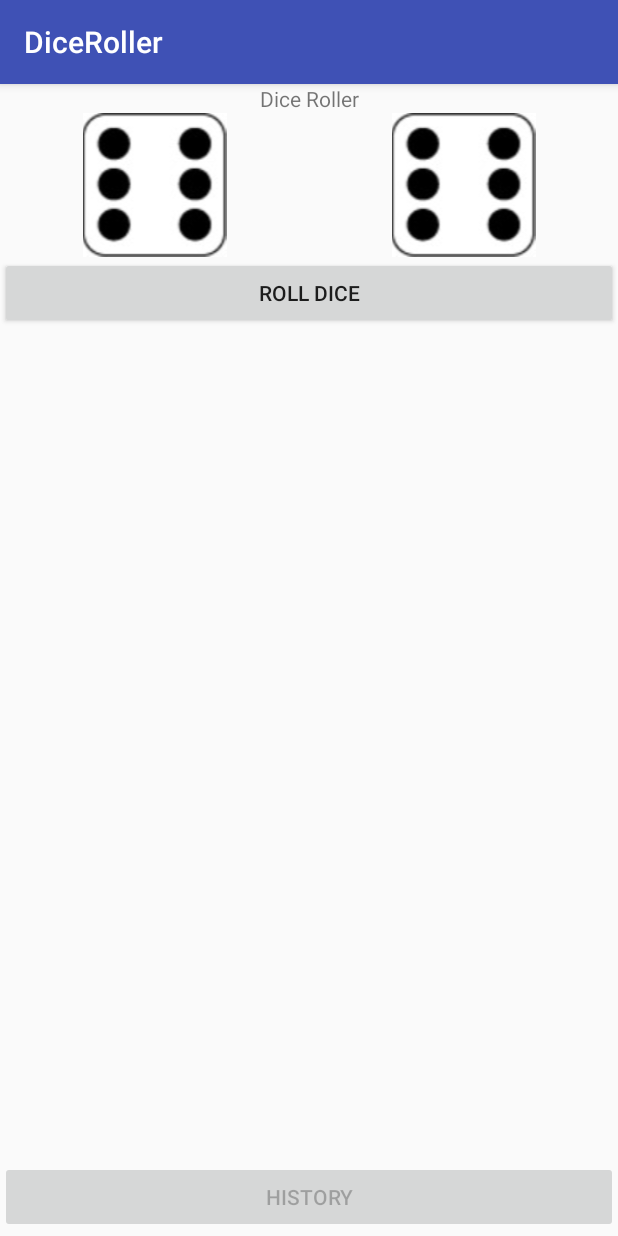
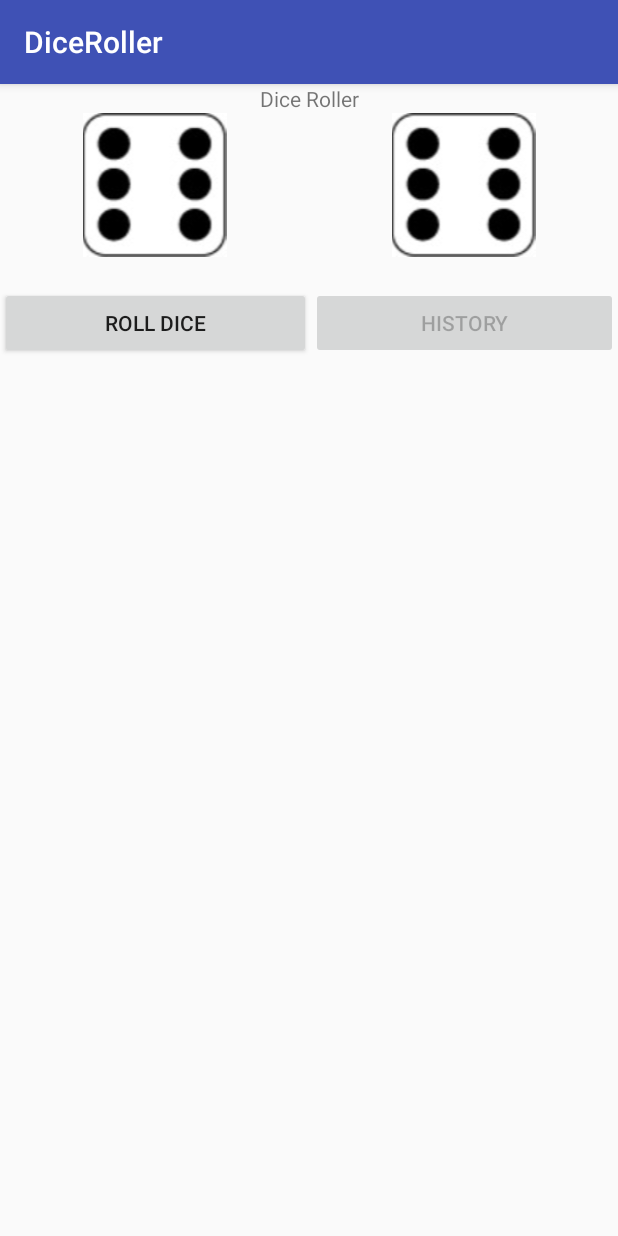
Before and after one commit to Kristoffermc/DiceRoller, an Android app: the screen it shows after launch (MainActivity), on a phone screen of 412 x 824 dp. Run offline under Robolectric (Android 15) with nearby library versions, the phone set to English and light mode, and no system bars.

Commit message:
Added history in a new activity

```diff
--- a/app/src/main/java/com/example/kristoffer/diceroller/MainActivity.java
+++ b/app/src/main/java/com/example/kristoffer/diceroller/MainActivity.java
@@ -6,15 +6,18 @@ import android.os.Handler;
 import android.os.Vibrator;
 import android.support.v7.app.AppCompatActivity;
 import android.os.Bundle;
-import android.util.Log;
 import android.view.View;
 import android.widget.Button;
 import android.widget.ImageView;
 import android.widget.LinearLayout;
 import android.widget.TextView;
+
 import com.example.kristoffer.diceroller.Model.DiceRoller;
 import com.example.kristoffer.diceroller.Model.IDiceRoller;
 import com.example.kristoffer.diceroller.Model.Result;
+
+import java.util.ArrayList;
+import java.util.List;
 
 
 public class MainActivity extends AppCompatActivity {
@@ -26,18 +29,15 @@ public class MainActivity extends AppCompatActivity {
     LinearLayout listHistory;
     IDiceRoller m_dd;
 
-    int numRolls = 0;
+    public List<Integer> results = new ArrayList<>();
+
+
+    public int numRolls = 0;
 
     @Override
     protected void onCreate(Bundle savedInstanceState) {
         super.onCreate(savedInstanceState);
         setContentView(R.layout.activity_main);
-
-        // recovering the instance state
-        if (savedInstanceState != null) {
-            // do stuff
-        }
-
 
         btnRoll = findViewById(R.id.btnRollDice);
         btnHistory = findViewById(R.id.btnHistory);
@@ -49,7 +49,6 @@ public class MainActivity extends AppCompatActivity {
 
         if (0 >= numRolls)
             btnHistory.setEnabled(false);
-
 
         btnRoll.setOnClickListener(new View.OnClickListener() {
             @Override
@@ -66,27 +65,22 @@ public class MainActivity extends AppCompatActivity {
         });
     }
 
-    @Override
-    public void onSaveInstanceState(Bundle savedInstanceState) {
-
-        // call superclass to save any view hierarchy
-        super.onSaveInstanceState(savedInstanceState);
-    }
-
     // Change view
     private void showHistory() {
         Intent intent = new Intent(this, HistoryActivity.class);
+        intent.putIntegerArrayListExtra("results", (ArrayList<Integer>) results);
         startActivity(intent);
     }
 
     private void clickRoll() {
-        if(!btnHistory.isEnabled()) {
+        if (!btnHistory.isEnabled()) {
             btnHistory.setEnabled(true);
         }
         btnRoll.setEnabled(false);
         final Handler handler = new Handler();
         final Runnable runnable = new Runnable() {
             int count = 0;
+
             // Animation
             @Override
             public void run() {
@@ -96,9 +90,9 @@ public class MainActivity extends AppCompatActivity {
                 setDice(rollA, imgDice1);
                 setDice(rollB, imgDice2);
                 count++;
-                if(count==5) // 5 roll animation
+                if (count == 5) // 5 roll animation
                 {
-                    roll(rollA,rollB);
+                    roll(rollA, rollB);
                     btnRoll.setEnabled(true);
                     return; // Breaks the runnable
                 }
@@ -118,30 +112,21 @@ public class MainActivity extends AppCompatActivity {
         // Calculates the rolls
         int roll1 = result.getResult1();
         int roll2 = result.getResult2();
-        int sum = roll1+roll2;
+        int sum = roll1 + roll2;
 
         // Adds a TextView to the LinearLayout of the history
         TextView tView = new TextView(this);
         tView.setText("Roll " + numRolls + ": " + roll1 + " + " + roll2 + " Sum: " + sum);
-        listHistory.addView(tView);
+        results.add(result.getResult1());
+        results.add(result.getResult2());
 
         // Vibrates the device
         Vibrator vibrate = (Vibrator) getSystemService(Context.VIBRATOR_SERVICE);
         vibrate.vibrate(250);
     }
 
-    // Clears the history
-    private void clickClear() {
-        numRolls = 0;
-        listHistory.removeAllViews();
-
-        imgDice1.setImageResource(R.drawable.d6);
-        imgDice2.setImageResource(R.drawable.d6);
-    }
-
     private void setDice(int number, ImageView imageView) {
-        switch (number)
-        {
+        switch (number) {
             case 1:
                 imageView.setImageResource(R.drawable.d1);
                 break;
@@ -165,4 +150,27 @@ public class MainActivity extends AppCompatActivity {
         }
     }
 
+
+        /*
+        // recovering the instance state
+        if (savedInstanceState != null) {
+
+        }
+
+
+    // invoked when the activity may be temporarily destroyed, save the instance state here
+    @Override
+    public void onSaveInstanceState(Bundle outState) {
+
+        // call superclass to save any view hierarchy
+        super.onSaveInstanceState(outState);
+    }
+
+
+    @Override
+    public void onRestoreInstanceState(Bundle savedInstanceState) {
+
+    }
+    */
+
 }
--- a/app/src/main/res/layout/activity_main.xml
+++ b/app/src/main/res/layout/activity_main.xml
@@ -4,8 +4,8 @@
     xmlns:tools="http://schemas.android.com/tools"
     android:layout_width="match_parent"
     android:layout_height="match_parent"
+    android:layout_marginBottom="0dp"
     android:orientation="vertical"
-    android:layout_marginBottom="0dp"
     tools:context="com.example.kristoffer.diceroller.MainActivity">
 
     <TextView
@@ -35,29 +35,25 @@
             app:srcCompat="@drawable/d6" />
     </LinearLayout>
 
-    <Button
-        android:id="@+id/btnRollDice"
+    <LinearLayout
         android:layout_width="match_parent"
         android:layout_height="wrap_content"
-        android:text="ROLL DICE" />
+        android:orientation="horizontal"
+        android:layout_marginTop="20dp">
 
-    <ScrollView android:layout_weight="1"
-        android:layout_width="fill_parent"
-        android:layout_height="wrap_content">
 
-    <LinearLayout
-        android:id="@+id/listHistory"
-        android:layout_width="match_parent"
-        android:layout_height="302dp"
-        android:orientation="vertical"></LinearLayout>
+        <Button
+            android:id="@+id/btnRollDice"
+            android:layout_width="wrap_content"
+            android:layout_height="wrap_content"
+            android:layout_weight="1"
+            android:text="ROLL DICE" />
 
-    </ScrollView>
-
-    <Button
-        android:id="@+id/btnHistory"
-        android:layout_width="fill_parent"
-        android:layout_height="wrap_content"
-        android:layout_marginBottom="2dp"
-        android:text="History" />
-
+        <Button
+            android:id="@+id/btnHistory"
+            android:layout_width="wrap_content"
+            android:layout_height="wrap_content"
+            android:layout_weight="1"
+            android:text="History" />
+    </LinearLayout>
 </LinearLayout>
```
Also changed, not shown: app/src/main/java/com/example/kristoffer/diceroller/HistoryActivity.java (+33 -3 lines), app/src/main/res/layout/activity_history.xml (+13 -1 lines).
